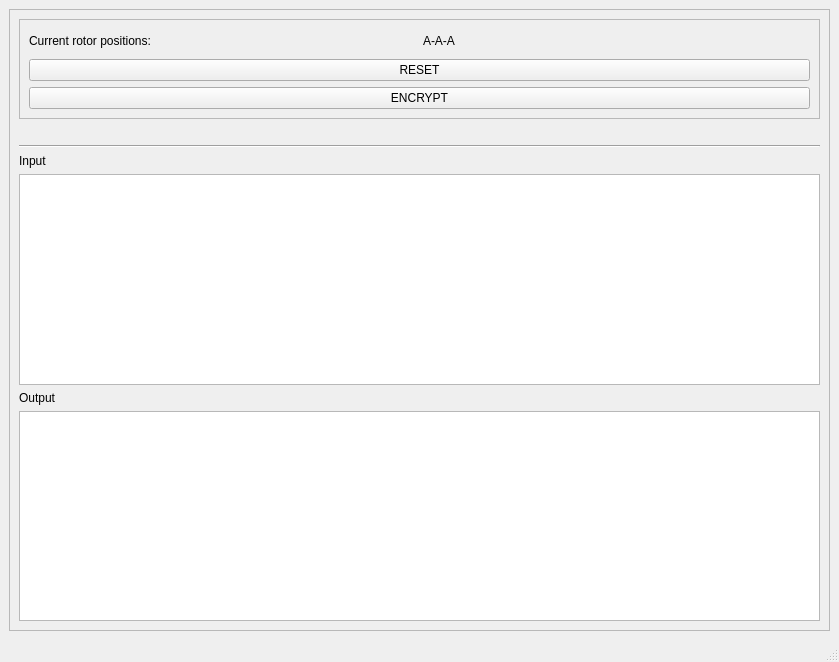
Before: the Qt Designer form gui/skeleton.ui in danjer/enigma, drawn with Qt 5.
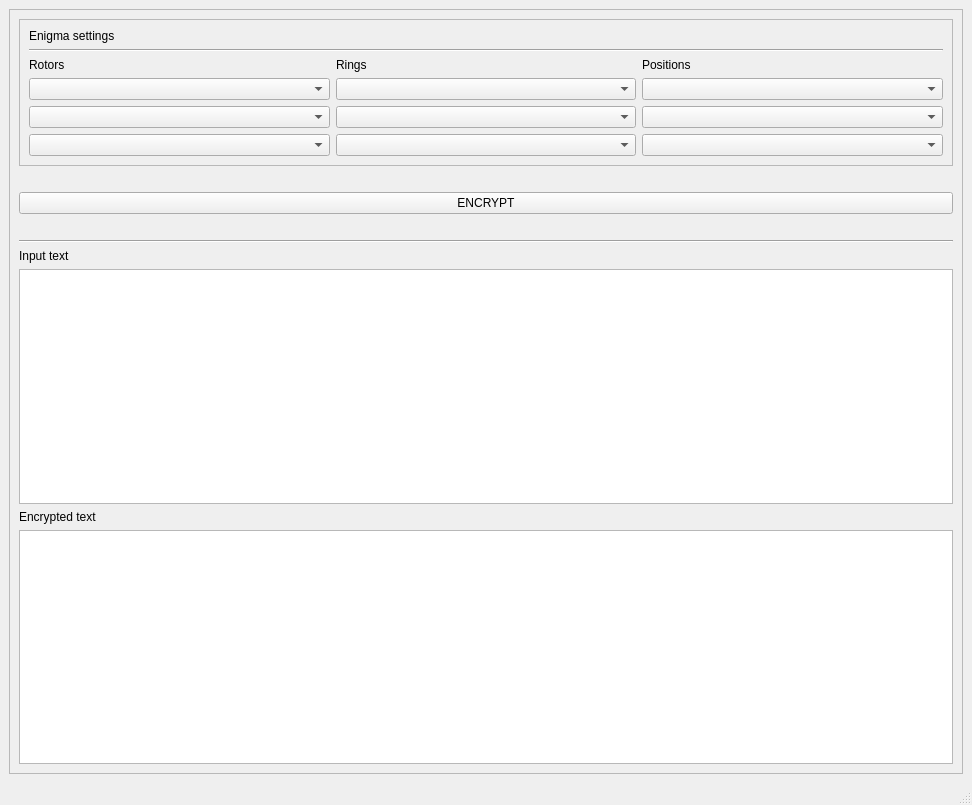
After: the same form once the commit is applied.

Commit message: new skeleton for configurable ui

What changed in the file:
```diff
--- a/gui/skeleton.ui
+++ b/gui/skeleton.ui
@@ -6,8 +6,8 @@
    <rect>
     <x>0</x>
     <y>0</y>
-    <width>839</width>
-    <height>662</height>
+    <width>972</width>
+    <height>805</height>
    </rect>
   </property>
   <property name="windowTitle">
@@ -31,7 +31,7 @@
            <property name="minimumSize">
             <size>
              <width>0</width>
-             <height>100</height>
+             <height>0</height>
             </size>
            </property>
            <property name="frameShape">
@@ -42,29 +42,122 @@
            </property>
            <layout class="QVBoxLayout" name="verticalLayout_4">
             <item>
-             <layout class="QHBoxLayout" name="horizontalLayout">
+             <widget class="QLabel" name="label_3">
+              <property name="maximumSize">
+               <size>
+                <width>16777215</width>
+                <height>20</height>
+               </size>
+              </property>
+              <property name="text">
+               <string>Enigma settings</string>
+              </property>
+             </widget>
+            </item>
+            <item>
+             <widget class="Line" name="line_2">
+              <property name="orientation">
+               <enum>Qt::Horizontal</enum>
+              </property>
+             </widget>
+            </item>
+            <item>
+             <layout class="QHBoxLayout" name="horizontalLayout_2">
+              <item>
+               <layout class="QVBoxLayout" name="verticalLayout_10">
               <item>
                <widget class="QLabel" name="label_4">
+                  <property name="maximumSize">
+                   <size>
+                    <width>297</width>
+                    <height>20</height>
+                   </size>
+                  </property>
                 <property name="text">
-                 <string>Current rotor positions:</string>
+                   <string>Rotors</string>
                 </property>
                </widget>
               </item>
               <item>
-               <widget class="QLabel" name="position_label">
+                 <widget class="QComboBox" name="comboBox_2"/>
+                </item>
+                <item>
+                 <widget class="QComboBox" name="comboBox_3"/>
+                </item>
+                <item>
+                 <widget class="QComboBox" name="comboBox"/>
+                </item>
+               </layout>
+              </item>
+              <item>
+               <layout class="QVBoxLayout" name="verticalLayout_11">
+                <item>
+                 <widget class="QLabel" name="label_5">
+                  <property name="maximumSize">
+                   <size>
+                    <width>16777215</width>
+                    <height>20</height>
+                   </size>
+                  </property>
                 <property name="text">
-                 <string>A-A-A</string>
+                   <string>Rings</string>
                 </property>
                </widget>
               </item>
+                <item>
+                 <widget class="QComboBox" name="comboBox_4"/>
+                </item>
+                <item>
+                 <widget class="QComboBox" name="comboBox_6"/>
+                </item>
+                <item>
+                 <widget class="QComboBox" name="comboBox_5"/>
+                </item>
              </layout>
             </item>
             <item>
-             <widget class="QPushButton" name="reset_button">
+               <layout class="QVBoxLayout" name="verticalLayout_12">
+                <item>
+                 <widget class="QLabel" name="label_6">
+                  <property name="maximumSize">
+                   <size>
+                    <width>16777215</width>
+                    <height>20</height>
+                   </size>
+                  </property>
               <property name="text">
-               <string>RESET</string>
-              </property>
-             </widget>
+                   <string>Positions</string>
+                  </property>
+                 </widget>
+                </item>
+                <item>
+                 <widget class="QComboBox" name="comboBox_7"/>
+                </item>
+                <item>
+                 <widget class="QComboBox" name="comboBox_9"/>
+                </item>
+                <item>
+                 <widget class="QComboBox" name="comboBox_8"/>
+                </item>
+               </layout>
+              </item>
+             </layout>
+            </item>
+           </layout>
+          </widget>
+         </item>
+         <item>
+          <spacer name="horizontalSpacer_2">
+           <property name="orientation">
+            <enum>Qt::Horizontal</enum>
+           </property>
+           <property name="sizeHint" stdset="0">
+            <size>
+             <width>40</width>
+             <height>20</height>
+            </size>
+           </property>
+          </spacer>
             </item>
             <item>
              <widget class="QPushButton" name="encrypt_button">
@@ -73,9 +166,6 @@
               </property>
              </widget>
             </item>
-           </layout>
-          </widget>
-         </item>
          <item>
           <spacer name="horizontalSpacer">
            <property name="orientation">
@@ -99,7 +189,7 @@
          <item>
           <widget class="QLabel" name="label">
            <property name="text">
-            <string>Input</string>
+            <string>Input text</string>
            </property>
           </widget>
          </item>
@@ -109,7 +199,7 @@
          <item>
           <widget class="QLabel" name="label_2">
            <property name="text">
-            <string>Output</string>
+            <string>Encrypted text</string>
            </property>
           </widget>
          </item>
@@ -128,7 +218,7 @@
     <rect>
      <x>0</x>
      <y>0</y>
-     <width>839</width>
+     <width>972</width>
      <height>22</height>
     </rect>
    </property>
```
Lines whose indentation alone changed are shown as unchanged.
